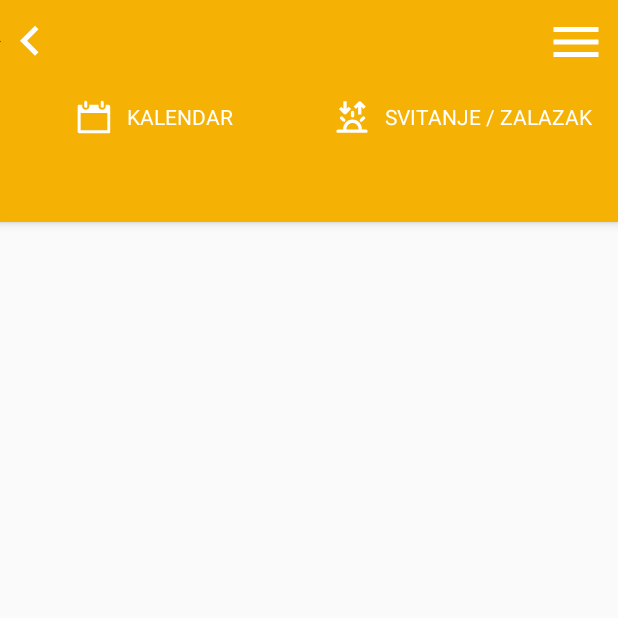
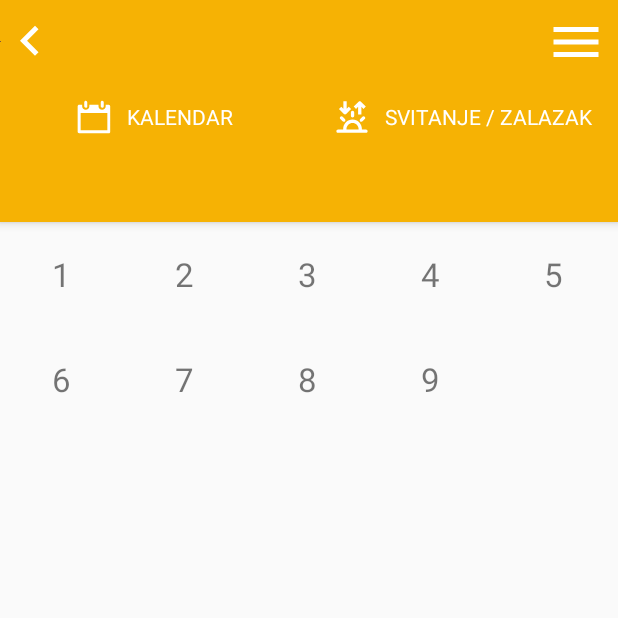
Before and after one commit to Pavle37/Pastir, an Android app: the fragment ChaptersFragment placed in its activity, on a phone screen of 412 x 824 dp, the top half of it. Run offline under Robolectric (Android 15) with nearby library versions, the phone set to English and light mode, and no system bars; our stand-ins replace Firebase (no records; nobody signed in at launch, a user with empty details on screens opened directly), RxJava, data binding; 3 statements that could not run were skipped.

Commit message:
List of chapters(mocked data)

```diff
--- /dev/null
+++ b/app/src/main/java/com/pastir/adapter/ChapterItemAdapter.java
@@ -0,0 +1,57 @@
+package com.pastir.adapter;
+
+import android.content.Context;
+import android.view.LayoutInflater;
+import android.view.View;
+import android.view.ViewGroup;
+import android.widget.TextView;
+
+import com.pastir.R;
+import com.pastir.model.Chapter;
+import com.pastir.model.OnListItemClickListener;
+
+import java.util.List;
+
+public class ChapterItemAdapter extends android.widget.BaseAdapter {
+
+    private Context mContext;
+    private List<Chapter> mList;
+    private OnListItemClickListener mListener;
+
+    public ChapterItemAdapter(Context context, List<Chapter> list, OnListItemClickListener listener) {
+        mList = list;
+        mListener = listener;
+        mContext = context;
+    }
+
+
+    @Override
+    public int getCount() {
+        return mList.size();
+    }
+
+    @Override
+    public Object getItem(int i) {
+        return mList.get(i);
+    }
+
+    @Override
+    public long getItemId(int i) {
+        return i;
+    }
+
+    @Override
+    public View getView(int i, View view, ViewGroup viewGroup) {
+        TextView tvItemLabel;
+        if (view == null) { //If not recycled
+            LayoutInflater inflater = LayoutInflater.from(mContext);
+            view = inflater.inflate(R.layout.chapter_grid_item, viewGroup, false);
+        }
+
+        tvItemLabel = view.findViewById(R.id.tvItemLabel);
+
+        tvItemLabel.setText(mList.get(i).getNumber() + "");
+
+        return view;
+    }
+}
--- a/app/src/main/java/com/pastir/fragment/ChaptersFragment.java
+++ b/app/src/main/java/com/pastir/fragment/ChaptersFragment.java
@@ -6,10 +6,13 @@ import android.support.v7.widget.RecyclerView;
 import android.view.LayoutInflater;
 import android.view.View;
 import android.view.ViewGroup;
+import android.widget.GridView;
 
 import com.pastir.R;
+import com.pastir.adapter.ChapterItemAdapter;
 import com.pastir.adapter.ListItemAdapter;
 import com.pastir.databinding.FragmentChaptersBinding;
+import com.pastir.model.Chapter;
 import com.pastir.model.ListItem;
 import com.pastir.model.OnListItemClickListener;
 import com.pastir.presenter.ChaptersPresenter;
@@ -23,7 +26,7 @@ public class ChaptersFragment extends BaseFragment {
 
 
     private ChaptersPresenter mPresenter;
-    private RecyclerView rvChapters;
+    private GridView gvChapters;
 
     public ChaptersFragment() {
         // Required empty public constructor
@@ -34,20 +37,18 @@ public class ChaptersFragment extends BaseFragment {
         FragmentChaptersBinding binding = DataBindingUtil.inflate(inflater, R.layout.fragment_chapters, container, false);
         View view = binding.getRoot();
 
-        rvChapters = view.findViewById(R.id.rvChapters);
-
-        LinearLayoutManager lm = new LinearLayoutManager(getContext());
-        rvChapters.setLayoutManager(lm);
+        gvChapters = view.findViewById(R.id.gvChapters);
 
         mPresenter = new ChaptersPresenter();
         mPresenter.bindView(this);
         binding.setPresenter(mPresenter);
 
-        return binding.getRoot();
+        setAdapter(Chapter.getMocked(), null);
+        return view;
     }
 
-    public void setAdapter(List<? extends ListItem> morningVerses, OnListItemClickListener listener) {
-        ListItemAdapter adapter = new ListItemAdapter(R.layout.lessons_list_item, morningVerses, listener);
-        rvChapters.setAdapter(adapter);
+    public void setAdapter(List<Chapter> chapters, OnListItemClickListener listener) {
+        ChapterItemAdapter adapter = new ChapterItemAdapter(getContext(), chapters, listener);
+        gvChapters.setAdapter(adapter);
     }
 }
--- a/app/src/main/java/com/pastir/model/Chapter.java
+++ b/app/src/main/java/com/pastir/model/Chapter.java
@@ -27,6 +27,12 @@ public class Chapter {
         list.add(new Chapter(1));
         list.add(new Chapter(2));
         list.add(new Chapter(3));
+        list.add(new Chapter(4));
+        list.add(new Chapter(5));
+        list.add(new Chapter(6));
+        list.add(new Chapter(7));
+        list.add(new Chapter(8));
+        list.add(new Chapter(9));
         return list;
     }
 }
--- /dev/null
+++ b/app/src/main/res/layout/chapter_grid_item.xml
@@ -0,0 +1,21 @@
+<?xml version="1.0" encoding="utf-8"?>
+<LinearLayout
+    xmlns:android="http://schemas.android.com/apk/res/android"
+    xmlns:tools="http://schemas.android.com/tools"
+    android:layout_width="match_parent"
+    android:layout_height="70dp"
+    android:orientation="vertical"
+    android:gravity="center"
+    android:paddingLeft="@dimen/default_margin"
+    android:paddingRight="@dimen/default_margin"
+    >
+
+    <TextView
+        android:id="@+id/tvItemLabel"
+        android:textAlignment="center"
+        android:textSize="22sp"
+        android:layout_width="wrap_content"
+        android:layout_height="wrap_content"
+        tools:text="1"
+        />
+</LinearLayout>
--- a/app/src/main/res/layout/fragment_chapters.xml
+++ b/app/src/main/res/layout/fragment_chapters.xml
@@ -13,11 +13,12 @@
         android:layout_height="match_parent"
         android:orientation="vertical">
 
-        <android.support.v7.widget.RecyclerView
-            android:id="@+id/rvChapters"
+        <GridView
+            android:id="@+id/gvChapters"
             android:layout_width="match_parent"
             android:layout_height="match_parent"
-            android:scrollbars="vertical" />
+            android:numColumns="5" />
+
 
     </LinearLayout>
 </layout>
```
